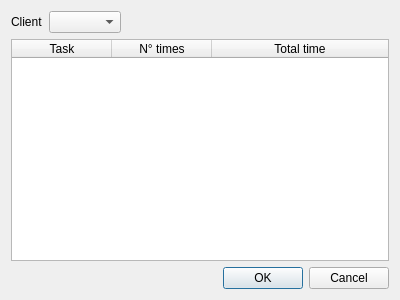
Above: dialogTasksClients.ui from Patriciasc/WHCH before the change. Below: the same form after it.
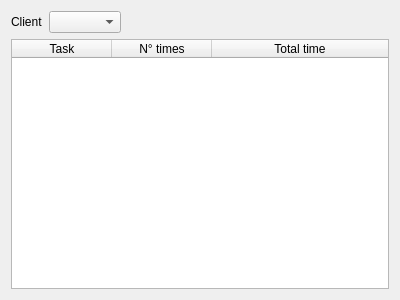
That is the form after the change.

Commit message: Removed Accept and Cancel buttons from QDialog. Changes are saved automatically.

Patch:
```diff
--- a/dialogTasksClients.ui
+++ b/dialogTasksClients.ui
@@ -104,16 +104,6 @@
      </item>
     </layout>
    </item>
-   <item>
-    <widget class="QDialogButtonBox" name="buttonBox">
-     <property name="orientation">
-      <enum>Qt::Horizontal</enum>
-     </property>
-     <property name="standardButtons">
-      <set>QDialogButtonBox::Cancel|QDialogButtonBox::Ok</set>
-     </property>
-    </widget>
-   </item>
   </layout>
  </widget>
  <tabstops>
```
Left out of the diff: 20 changed lines with no effect on the pictures.
